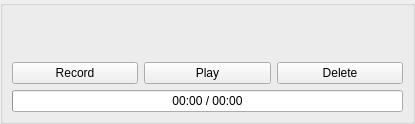
Qt form simonlib/simonsound/recwidget.ui (KDE/simon) before a commit.
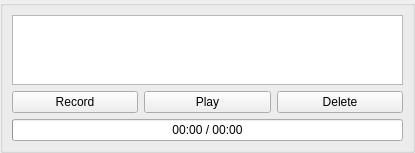
The same form after that commit. Custom widgets are drawn as their Qt base class.

Commit message: Fixed sample synchronization; Updates received from the server are now grouped so that the user does not get prompted for all the individual changes; Added error reporting for access denied errors and all the error codes defined in the simond protocol; Introduced new matching flags when searching for words: * Exact Match * Partial Match (previously when fuzzy was true) * Fuzzy (now really fuzzy: Gets related words from Sonnet) Switched the label for a KTextEdit for the recwidget (mainly for the scrollbars)

Diff of the .ui file:
```diff
--- a/simonlib/simonsound/recwidget.ui
+++ b/simonlib/simonsound/recwidget.ui
@@ -23,11 +23,8 @@
      </property>
      <layout class="QVBoxLayout" name="verticalLayout" >
       <item>
-       <widget class="QLabel" name="lbPrompt" >
-        <property name="text" >
-         <string/>
-        </property>
-        <property name="wordWrap" >
+       <widget class="KTextEdit" name="tePrompt">
+        <property name="readOnly">
          <bool>true</bool>
         </property>
        </widget>
@@ -84,6 +81,11 @@
    <extends>QPushButton</extends>
    <header>kpushbutton.h</header>
   </customwidget>
+  <customwidget>
+   <class>KTextEdit</class>
+   <extends>QTextEdit</extends>
+   <header>ktextedit.h</header>
+  </customwidget>
  </customwidgets>
  <resources/>
  <connections/>
```
Left out of the diff: 43 changed lines with no effect on the pictures. The commit also changes 22 other files.
